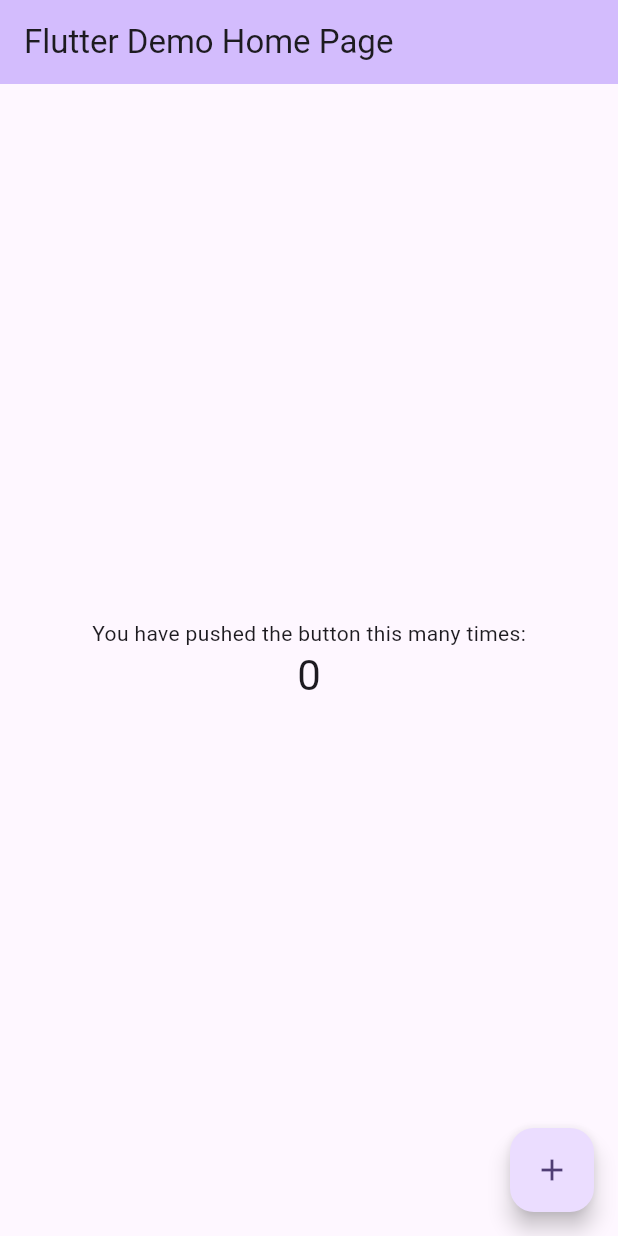
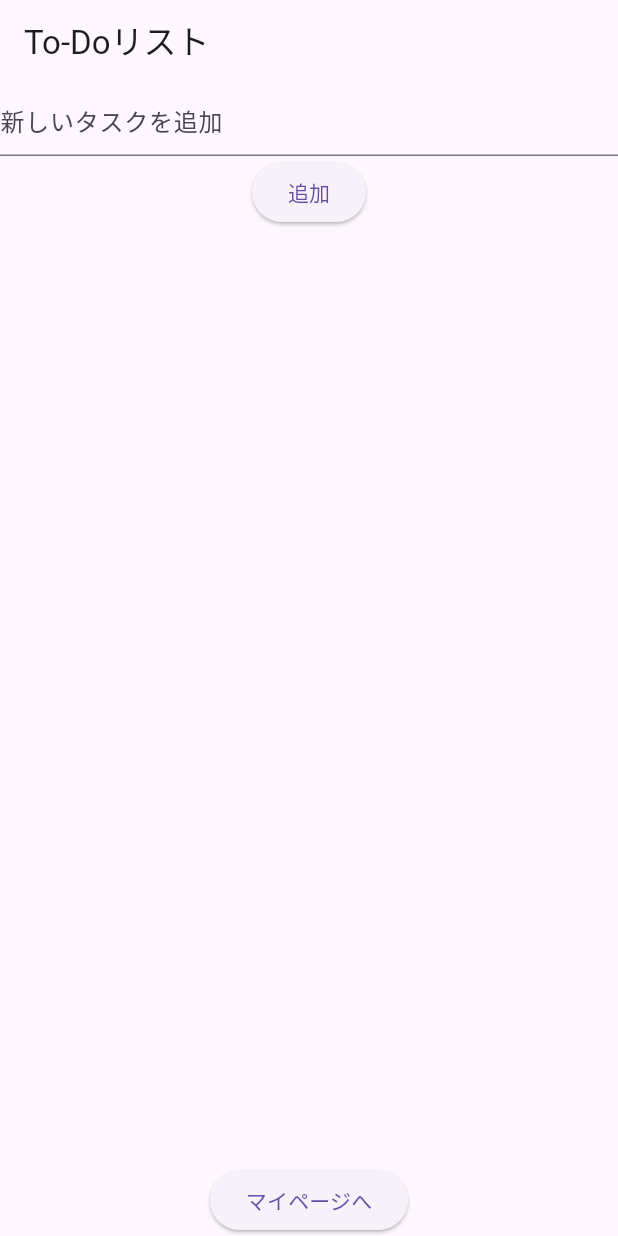
Before and after one commit to tomohidearakawa/flutter_app, a Flutter app: the screen it shows after launch, on a phone screen of 412 x 824 dp. Run offline on Flutter 3.47's test engine with Material 3 defaults, Android fonts, the phone set to English and light mode, and no system bars.

Commit message:
Change: todo app

```diff
--- a/lib/main.dart
+++ b/lib/main.dart
@@ -1,125 +1,104 @@
 import 'package:flutter/material.dart';
 
 void main() {
-  runApp(const MyApp());
+  runApp(MyApp());
 }
 
 class MyApp extends StatelessWidget {
-  const MyApp({super.key});
-
-  // This widget is the root of your application.
   @override
   Widget build(BuildContext context) {
     return MaterialApp(
-      title: 'Flutter Demo',
+      title: 'To-Doリスト',
       theme: ThemeData(
-        // This is the theme of your application.
-        //
-        // TRY THIS: Try running your application with "flutter run". You'll see
-        // the application has a blue toolbar. Then, without quitting the app,
-        // try changing the seedColor in the colorScheme below to Colors.green
-        // and then invoke "hot reload" (save your changes or press the "hot
-        // reload" button in a Flutter-supported IDE, or press "r" if you used
-        // the command line to start the app).
-        //
-        // Notice that the counter didn't reset back to zero; the application
-        // state is not lost during the reload. To reset the state, use hot
-        // restart instead.
-        //
-        // This works for code too, not just values: Most code changes can be
-        // tested with just a hot reload.
-        colorScheme: ColorScheme.fromSeed(seedColor: Colors.deepPurple),
-        useMaterial3: true,
+        primarySwatch: Colors.blue,
       ),
-      home: const MyHomePage(title: 'Flutter Demo Home Page'),
+      // 名前付きルートの追加
+      routes: {
+        '/': (context) => ToDoList(),
+        '/my_page': (context) => MyPage(), // マイページのルートを追加
+      },
+      // 初期ルートを設定
+      initialRoute: '/',
     );
   }
 }
 
-class MyHomePage extends StatefulWidget {
-  const MyHomePage({super.key, required this.title});
 
-  // This widget is the home page of your application. It is stateful, meaning
-  // that it has a State object (defined below) that contains fields that affect
-  // how it looks.
-
-  // This class is the configuration for the state. It holds the values (in this
-  // case the title) provided by the parent (in this case the App widget) and
-  // used by the build method of the State. Fields in a Widget subclass are
-  // always marked "final".
-
-  final String title;
-
+class ToDoList extends StatefulWidget {
   @override
-  State<MyHomePage> createState() => _MyHomePageState();
+  _ToDoListState createState() => _ToDoListState();
 }
 
-class _MyHomePageState extends State<MyHomePage> {
-  int _counter = 0;
-
-  void _incrementCounter() {
-    setState(() {
-      // This call to setState tells the Flutter framework that something has
-      // changed in this State, which causes it to rerun the build method below
-      // so that the display can reflect the updated values. If we changed
-      // _counter without calling setState(), then the build method would not be
-      // called again, and so nothing would appear to happen.
-      _counter++;
-    });
-  }
+class _ToDoListState extends State<ToDoList> {
+  List<String> todos = [];
+  TextEditingController todoController = TextEditingController();
 
   @override
   Widget build(BuildContext context) {
-    // This method is rerun every time setState is called, for instance as done
-    // by the _incrementCounter method above.
-    //
-    // The Flutter framework has been optimized to make rerunning build methods
-    // fast, so that you can just rebuild anything that needs updating rather
-    // than having to individually change instances of widgets.
     return Scaffold(
       appBar: AppBar(
-        // TRY THIS: Try changing the color here to a specific color (to
-        // Colors.amber, perhaps?) and trigger a hot reload to see the AppBar
-        // change color while the other colors stay the same.
-        backgroundColor: Theme.of(context).colorScheme.inversePrimary,
-        // Here we take the value from the MyHomePage object that was created by
-        // the App.build method, and use it to set our appbar title.
-        title: Text(widget.title),
+        title: Text('To-Doリスト'),
       ),
-      body: Center(
-        // Center is a layout widget. It takes a single child and positions it
-        // in the middle of the parent.
-        child: Column(
-          // Column is also a layout widget. It takes a list of children and
-          // arranges them vertically. By default, it sizes itself to fit its
-          // children horizontally, and tries to be as tall as its parent.
-          //
-          // Column has various properties to control how it sizes itself and
-          // how it positions its children. Here we use mainAxisAlignment to
-          // center the children vertically; the main axis here is the vertical
-          // axis because Columns are vertical (the cross axis would be
-          // horizontal).
-          //
-          // TRY THIS: Invoke "debug painting" (choose the "Toggle Debug Paint"
-          // action in the IDE, or press "p" in the console), to see the
-          // wireframe for each widget.
-          mainAxisAlignment: MainAxisAlignment.center,
-          children: <Widget>[
-            const Text(
-              'You have pushed the button this many times:',
+      body: Column(
+        children: <Widget>[
+          TextField(
+            controller: todoController,
+            decoration: InputDecoration(
+              hintText: '新しいタスクを追加',
             ),
-            Text(
-              '$_counter',
-              style: Theme.of(context).textTheme.headlineMedium,
+          ),
+          ElevatedButton(
+            onPressed: () {
+              setState(() {
+                String newTodo = todoController.text;
+                if (newTodo.isNotEmpty) {
+                  todos.add(newTodo);
+                  todoController.clear();
+                }
+              });
+            },
+            child: Text('追加'),
+          ),
+          Expanded(
+            child: ListView.builder(
+              itemCount: todos.length,
+              itemBuilder: (BuildContext context, int index) {
+                return ListTile(
+                  title: Text(todos[index]),
+                  trailing: IconButton(
+                    icon: Icon(Icons.delete),
+                    onPressed: () {
+                      setState(() {
+                        todos.removeAt(index);
+                      });
+                    },
+                  ),
+                );
+              },
             ),
-          ],
-        ),
+          ),
+          ElevatedButton(
+            onPressed: () {
+              Navigator.pushNamed(context, '/my_page'); // マイページに遷移
+            },
+            child: Text('マイページへ'),
+          ),
+        ],
       ),
-      floatingActionButton: FloatingActionButton(
-        onPressed: _incrementCounter,
-        tooltip: 'Increment',
-        child: const Icon(Icons.add),
-      ), // This trailing comma makes auto-formatting nicer for build methods.
     );
   }
 }
+
+class MyPage extends StatelessWidget {
+  @override
+  Widget build(BuildContext context) {
+    return Scaffold(
+      appBar: AppBar(
+        title: Text('マイページ'),
+      ),
+      body: Center(
+        child: Text('ここがマイページのコンテンツです。'),
+      ),
+    );
+  }
+}
```
